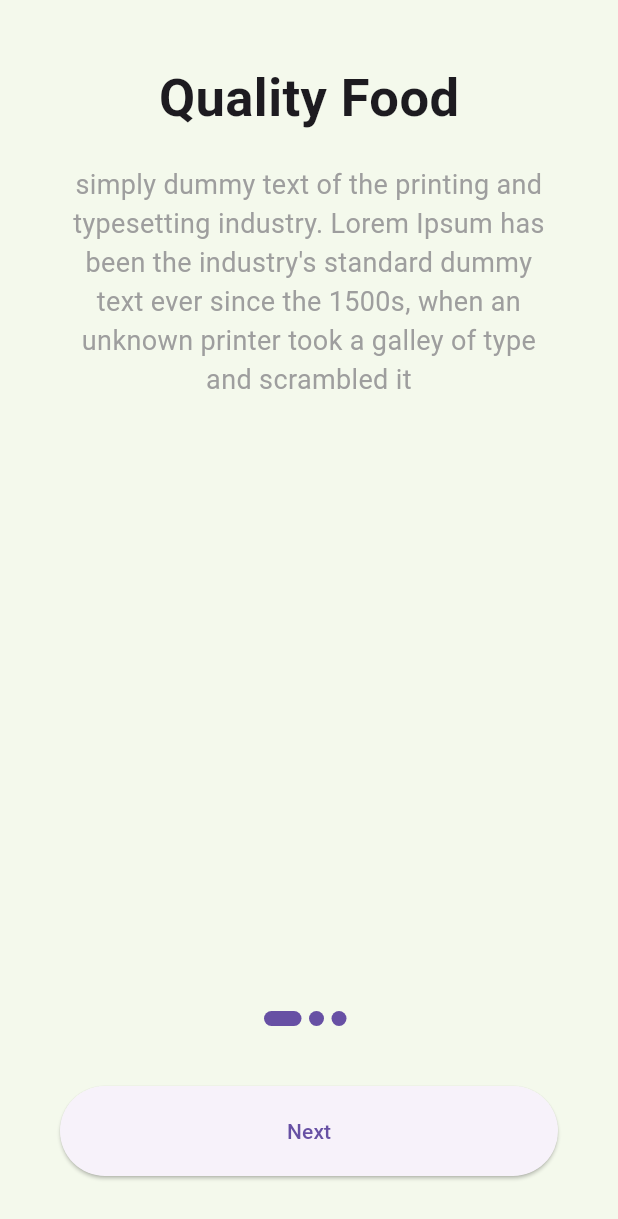
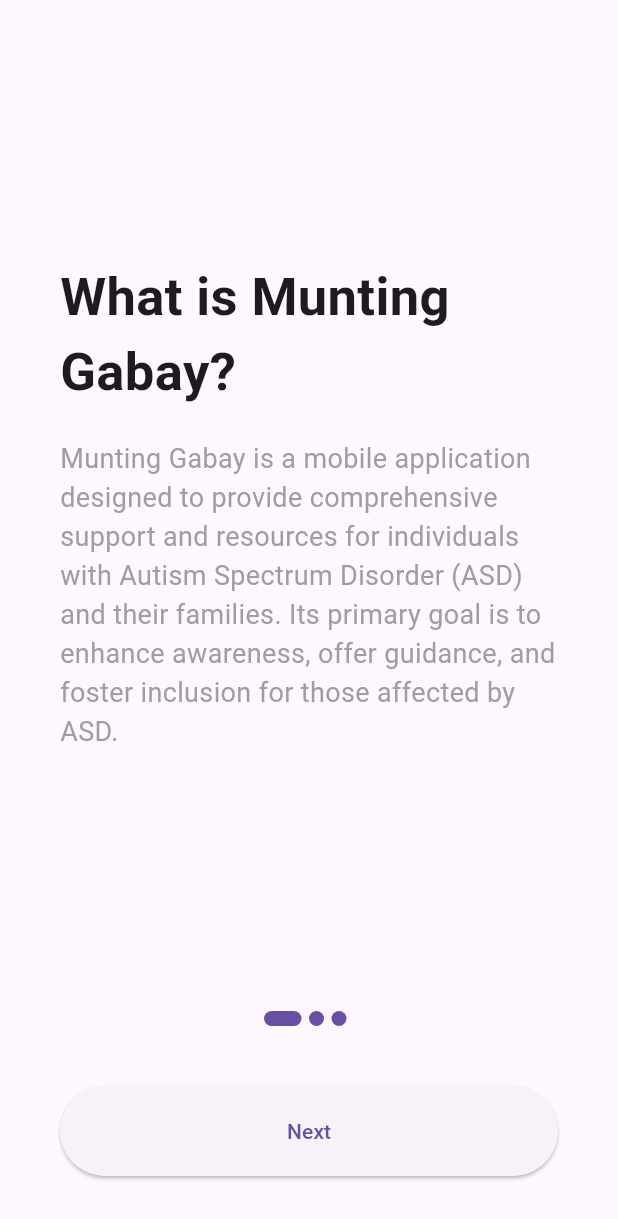
Before and after one commit to Captn-Jabby/Munting-Gabay, a Flutter app: the GettingStarted screen opened directly, on a phone screen of 412 x 824 dp. Shown: the top 1219 px of the screen. Run offline on Flutter 3.47's test engine with Material 3 defaults, Android fonts, the phone set to English and light mode, and no system bars; our stand-ins replace cloud_firestore, event_bus, firebase_auth, firebase_core, firebase_messaging, firebase_storage and 14 more; missing offline and left inert: agora_rtc_engine, agora_rtm, flutter_inappwebview, flutter_phone_direct_caller; accounts and stored records are empty.

Commit message:
Getting Started additional contents

```diff
--- a/munting_gabay/lib/GettingStarted/content_model.dart
+++ b/munting_gabay/lib/GettingStarted/content_model.dart
@@ -8,22 +8,20 @@ class UnbordingContent {
 
 List<UnbordingContent> contents = [
   UnbordingContent(
-      title: 'Quality Food',
-      image: 'images/quality.svg',
-      discription: "simply dummy text of the printing and typesetting industry. Lorem Ipsum has been the "
-          "industry's standard dummy text ever since the 1500s, "
-          "when an unknown printer took a galley of type and scrambled it "
+      title: 'What is Munting Gabay?',
+      image: 'assets/images/2.png',
+      discription: "Munting Gabay is a mobile application designed to provide comprehensive support"
+          " and resources for individuals with Autism Spectrum Disorder (ASD) and their families. "
+          "Its primary goal is to enhance awareness, offer guidance, and foster inclusion for those affected by ASD."
   ),
   UnbordingContent(
-      title: 'Fast Delevery',
-      image: 'images/delevery.svg',
-      discription: "simply dummy text of the printing and typesetting industry. Lorem Ipsum has been the "
-          "industry's standard dummy text ever since the 1500s, "
-          "when an unknown printer took a galley of type and scrambled it "
+      title: 'Welcome to Munting Gabay',
+      image: 'assets/images/2.png',
+      discription: "Thank you for choosing us to support you on your journey."
   ),
   UnbordingContent(
       title: 'Reward surprises',
-      image: 'images/reward.svg',
+      image: 'assets/images/2.png',
       discription: "simply dummy text of the printing and typesetting industry. Lorem Ipsum has been the "
           "industry's standard dummy text ever since the 1500s, "
           "when an unknown printer took a galley of type and scrambled it "
--- a/munting_gabay/lib/GettingStarted/getting_started.dart
+++ b/munting_gabay/lib/GettingStarted/getting_started.dart
@@ -27,7 +27,6 @@ class _GettingStartedState extends State<GettingStarted> {
   @override
   Widget build(BuildContext context) {
     return Scaffold(
-      backgroundColor: scaffoldBgColor,
       body: Column(
         children: [
           Expanded(
@@ -42,12 +41,15 @@ class _GettingStartedState extends State<GettingStarted> {
               itemBuilder: (_, i) {
                 return Padding(
                   padding: const EdgeInsets.all(40),
+                  child: Center(
                     child: Column(
+                      mainAxisAlignment: MainAxisAlignment.center,
                       children: [
                         // SvgPicture.asset(
                         //   contents[i].image,
                         //   height: 300,
                         // ),
+
                         Text(
                           contents[i].title,
                           style: TextStyle(
@@ -57,14 +59,17 @@ class _GettingStartedState extends State<GettingStarted> {
                         ),
                         SizedBox(height: 20),
                         Text(
+
                           contents[i].discription,
-                        textAlign: TextAlign.center,
+                          textAlign: TextAlign.left,
                           style: TextStyle(
+
                             fontSize: 18,
                             color: Colors.grey,
                           ),
                         )
                       ],
+                    ),
                   ),
                 );
               },
```
Lines whose indentation alone changed are shown as unchanged.
